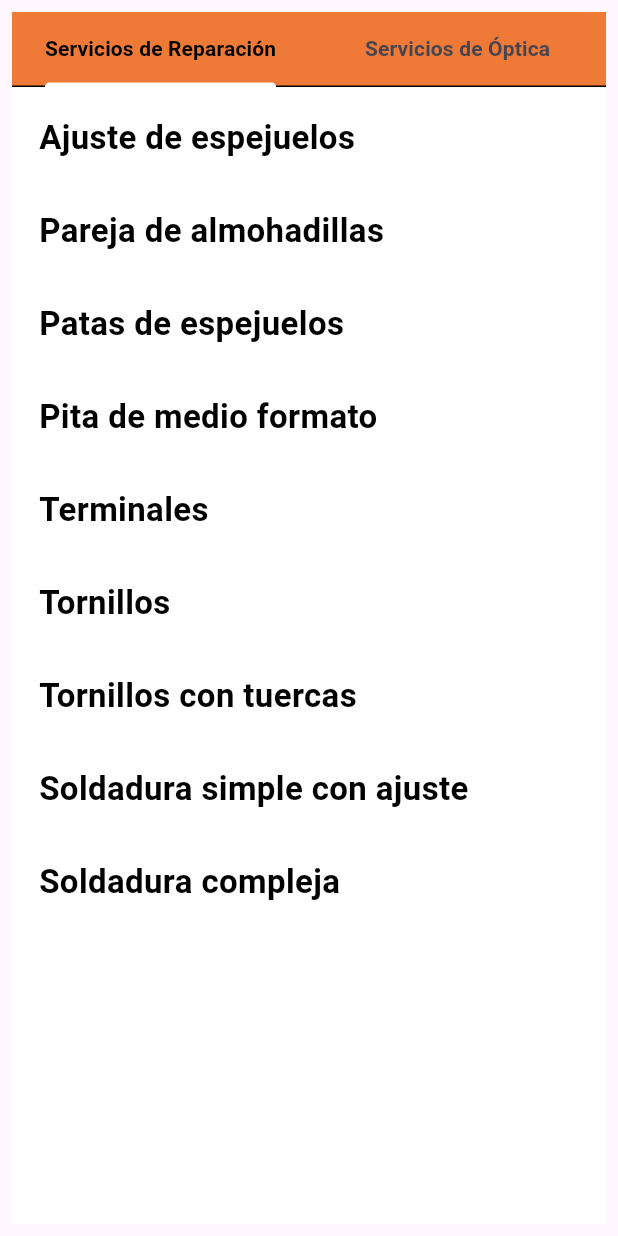
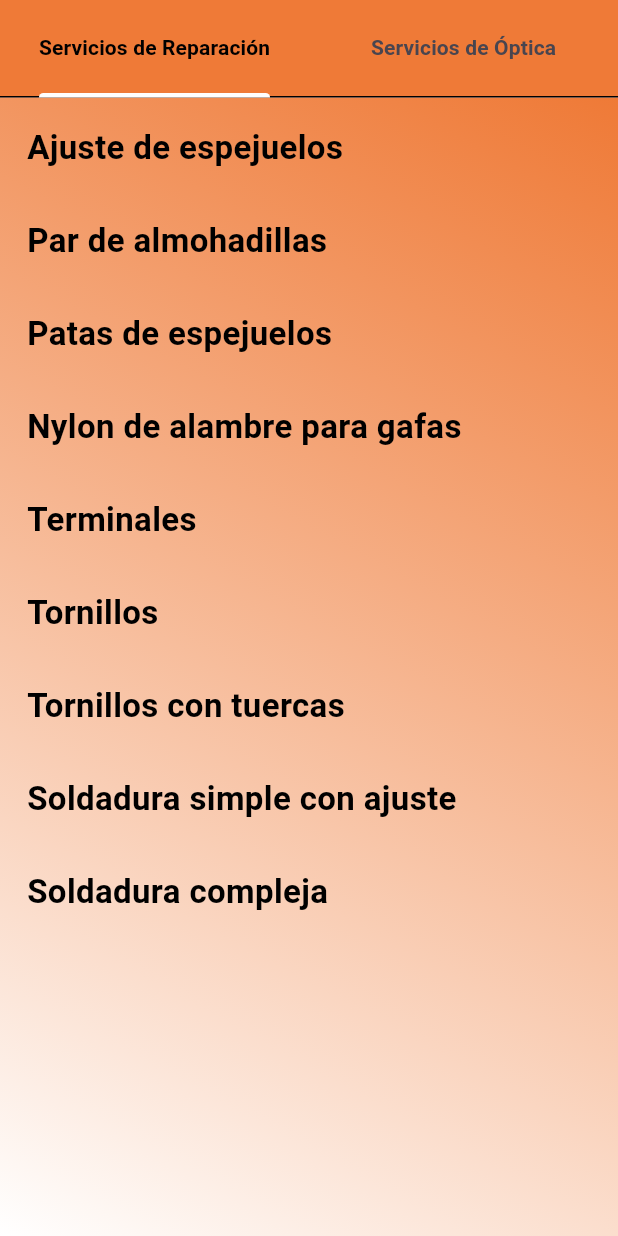
Before and after one commit to Forbidden9/glasses_app, a Flutter app: the Services screen opened directly, on a phone screen of 412 x 824 dp. Run offline on Flutter 3.47's test engine with Material 2 defaults, Android fonts, the phone set to English and light mode, and no system bars; drawn by our look-alikes of flutter_animate; our stand-ins replace gap, google_maps_flutter.

Commit message:
[Fee Screen] - Fixed fee screen.

```diff
--- a/lib/pages/fee/repair_fee.dart
+++ b/lib/pages/fee/repair_fee.dart
@@ -13,9 +13,9 @@ class FeeRepair extends StatefulWidget {
 class _FeeRepairState extends State<FeeRepair> {
   List fees = [
     ["Ajuste de espejuelos"],
-    ["Pareja de almohadillas"],
+    ["Par de almohadillas"],
     ["Patas de espejuelos"],
-    ["Pita de medio formato"],
+    ["Nylon de alambre para gafas"],
     ["Terminales"],
     ["Tornillos"],
     ["Tornillos con tuercas"],
@@ -26,11 +26,22 @@ class _FeeRepairState extends State<FeeRepair> {
   @override
   Widget build(BuildContext context) {
     return Scaffold(
-      backgroundColor: sBackgroundColor,
-      body: Animate(
+      body: Center(
+        child: Container(
+          decoration: const BoxDecoration(
+            gradient: LinearGradient(
+              begin: Alignment.topRight,
+              end: Alignment.bottomLeft,
+              colors: [
+                aBackgroundColor,
+                Colors.white,
+              ],
+            )
+          ),
+          child: Animate(
             effects: const[
-          FadeEffect(),
-          SlideEffect()
+              // FadeEffect(),
+              // SlideEffect()
             ],
             child: ListView.builder(
               itemCount: fees.length,
@@ -41,6 +52,11 @@ class _FeeRepairState extends State<FeeRepair> {
               }
             )
           ),
+        ),
+      ),
+
+
+
     );
   }
 }
--- a/lib/pages/fee/services.dart
+++ b/lib/pages/fee/services.dart
@@ -11,13 +11,11 @@ class Services extends StatelessWidget {
     return DefaultTabController(
       length: 2,
       child: Scaffold(
-        body: Padding(
-          padding: const EdgeInsets.all(8.0),
-          child: Column(
+        body: Column(
           crossAxisAlignment: CrossAxisAlignment.start,
           children: [
             Container(
-                height: 50,
+              height: 65,
               color: aBackgroundColor,
               child: const TabBar(
                 indicatorColor: sBackgroundColor,
@@ -25,10 +23,10 @@ class Services extends StatelessWidget {
                 dividerColor: cTextColor,
                 tabs: [
                   Tab(
-                      child: Text("Servicios de Reparación", style: TextStyle(fontWeight: FontWeight.bold)),
+                    child: Text("Servicios de Reparación", style: TextStyle(fontWeight: FontWeight.bold, fontSize: 14)),
                   ),
                   Tab(
-                      child: Text("Servicios de Óptica", style: TextStyle(fontWeight: FontWeight.bold)),
+                    child: Text("Servicios de Óptica", style: TextStyle(fontWeight: FontWeight.bold, fontSize: 14)),
                   )
                 ]
               ),
@@ -41,7 +39,6 @@ class Services extends StatelessWidget {
             )
           ],
         ),
-        ),
       )
     );
   }
```
Also changed, not shown: lib/pages/fee/optica_fee.dart (+16 -6 lines). Lines whose indentation alone changed are shown as unchanged.
